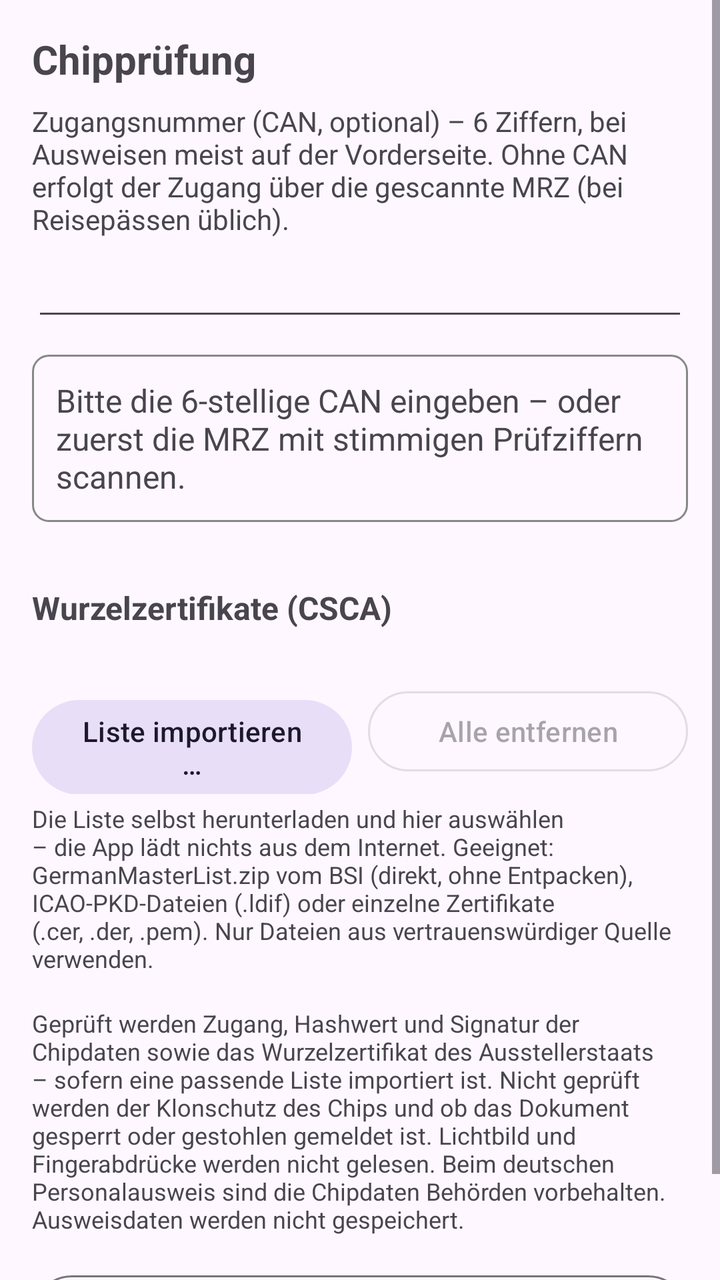
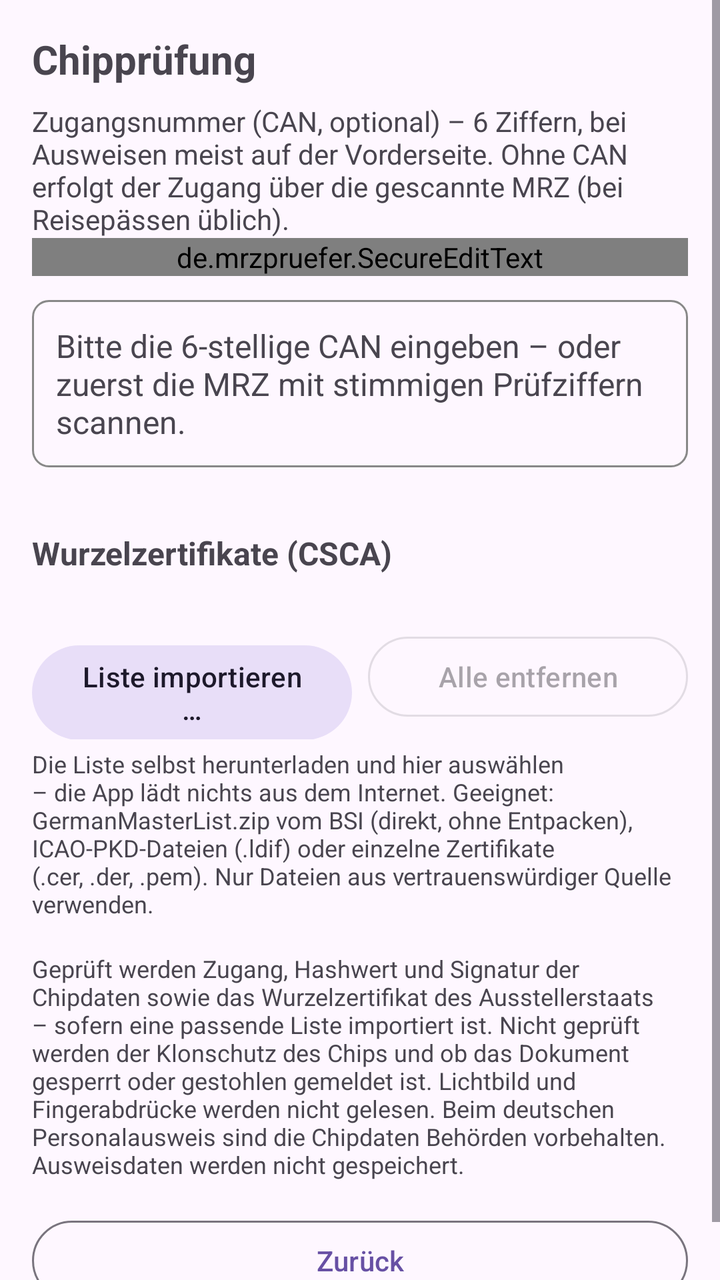

Before-and-after screenshots of an Android layout around one commit, followed by the original layout XML and the change that was made.
<!-- AndroidManifest.xml: application theme Theme.MrzPruefer -->
<!-- res/layout/activity_nfc.xml -->
<?xml version="1.0" encoding="utf-8"?>
<ScrollView xmlns:android="http://schemas.android.com/apk/res/android"
    android:layout_width="match_parent"
    android:layout_height="match_parent"
    android:fitsSystemWindows="true">

    <LinearLayout
        android:layout_width="match_parent"
        android:layout_height="wrap_content"
        android:orientation="vertical"
        android:padding="16dp">

        <TextView
            android:layout_width="wrap_content"
            android:layout_height="wrap_content"
            android:text="@string/nfc_title"
            android:textSize="20sp"
            android:textStyle="bold" />

        <TextView
            android:layout_width="match_parent"
            android:layout_height="wrap_content"
            android:layout_marginTop="8dp"
            android:text="@string/nfc_can_label"
            android:textSize="14sp" />

        <EditText
            android:id="@+id/can"
            android:layout_width="match_parent"
            android:layout_height="wrap_content"
            android:fontFamily="monospace"
            android:importantForAutofill="no"
            android:imeOptions="flagNoPersonalizedLearning|actionDone"
            android:inputType="numberPassword"
            android:maxLength="6"
            android:textSize="22sp" />

        <TextView
            android:id="@+id/nfcStatus"
            android:layout_width="match_parent"
            android:layout_height="wrap_content"
            android:layout_marginTop="12dp"
            android:background="@drawable/box"
            android:padding="12dp"
            android:text="@string/nfc_enter_can"
            android:textSize="16sp" />

        <TextView
            android:id="@+id/nfcVerdict"
            android:layout_width="match_parent"
            android:layout_height="wrap_content"
            android:layout_marginTop="16dp"
            android:gravity="center"
            android:padding="14dp"
            android:textColor="#FFFFFF"
            android:textSize="18sp"
            android:textStyle="bold"
            android:visibility="gone" />

        <LinearLayout
            android:id="@+id/nfcItems"
            android:layout_width="match_parent"
            android:layout_height="wrap_content"
            android:layout_marginTop="12dp"
            android:orientation="vertical" />

        <TextView
            android:layout_width="match_parent"
            android:layout_height="wrap_content"
            android:layout_marginTop="20dp"
            android:text="@string/csca_title"
            android:textSize="16sp"
            android:textStyle="bold" />

        <TextView
            android:id="@+id/cscaInfo"
            android:layout_width="match_parent"
            android:layout_height="wrap_content"
            android:layout_marginTop="4dp"
            android:textSize="14sp" />

        <LinearLayout
            android:layout_width="match_parent"
            android:layout_height="wrap_content"
            android:layout_marginTop="4dp"
            android:orientation="horizontal">

            <Button
                android:id="@+id/btnCscaImport"
                style="@style/Widget.Material3.Button.TonalButton"
                android:layout_width="0dp"
                android:layout_height="wrap_content"
                android:layout_marginEnd="4dp"
                android:layout_weight="1"
                android:text="@string/csca_import" />

            <Button
                android:id="@+id/btnCscaClear"
                style="@style/Widget.Material3.Button.OutlinedButton"
                android:layout_width="0dp"
                android:layout_height="wrap_content"
                android:layout_marginStart="4dp"
                android:layout_weight="1"
                android:enabled="false"
                android:text="@string/csca_clear" />
        </LinearLayout>

        <TextView
            android:layout_width="match_parent"
            android:layout_height="wrap_content"
            android:layout_marginTop="4dp"
            android:text="@string/csca_hint"
            android:textSize="12sp" />

        <TextView
            android:layout_width="match_parent"
            android:layout_height="wrap_content"
            android:layout_marginTop="16dp"
            android:text="@string/nfc_disclaimer"
            android:textSize="12sp" />

        <Button
            android:id="@+id/btnBack"
            style="@style/Widget.Material3.Button.OutlinedButton"
            android:layout_width="match_parent"
            android:layout_height="wrap_content"
            android:layout_marginTop="16dp"
            android:text="@string/back" />
    </LinearLayout>
</ScrollView>
<!-- resources referenced by this layout -->
<resources>
  <!-- drawable box (drawable) -->
  <?xml version="1.0" encoding="utf-8"?>
  <shape xmlns:android="http://schemas.android.com/apk/res/android" android:shape="rectangle">
      <stroke android:width="1dp" android:color="#888888" />
      <corners android:radius="8dp" />
  </shape>
  <string name="back">Zurück</string>
  <string name="csca_clear">Alle entfernen</string>
  <string name="csca_hint">Die Liste selbst herunterladen und hier auswählen – die App lädt nichts aus dem Internet. Geeignet: GermanMasterList.zip vom BSI (direkt, ohne Entpacken), ICAO-PKD-Dateien (.ldif) oder einzelne Zertifikate (.cer, .der, .pem). Nur Dateien aus vertrauenswürdiger Quelle verwenden.</string>
  <string name="csca_import">Liste importieren …</string>
  <string name="csca_title">Wurzelzertifikate (CSCA)</string>
  <string name="nfc_can_label">Zugangsnummer (CAN, optional) – 6 Ziffern, bei Ausweisen meist auf der Vorderseite. Ohne CAN erfolgt der Zugang über die gescannte MRZ (bei Reisepässen üblich).</string>
  <string name="nfc_disclaimer">Geprüft werden Zugang, Hashwert und Signatur der Chipdaten sowie das Wurzelzertifikat des Ausstellerstaats – sofern eine passende Liste importiert ist. Nicht geprüft werden der Klonschutz des Chips und ob das Dokument gesperrt oder gestohlen gemeldet ist. Lichtbild und Fingerabdrücke werden nicht gelesen. Beim deutschen Personalausweis sind die Chipdaten Behörden vorbehalten. Ausweisdaten werden nicht gespeichert.</string>
  <string name="nfc_enter_can">Bitte die 6-stellige CAN eingeben – oder zuerst die MRZ mit stimmigen Prüfziffern scannen.</string>
  <string name="nfc_title">Chipprüfung</string>
  <style name="Theme.MrzPruefer" parent="Theme.Material3.DayNight.NoActionBar" />
</resources>

<!-- the commit's change to res/layout/activity_nfc.xml (unified diff, before → after) -->
@@ -24,7 +24,7 @@
             android:text="@string/nfc_can_label"
             android:textSize="14sp" />
 
-        <EditText
+        <de.mrzpruefer.SecureEditText
             android:id="@+id/can"
             android:layout_width="match_parent"
             android:layout_height="wrap_content"
